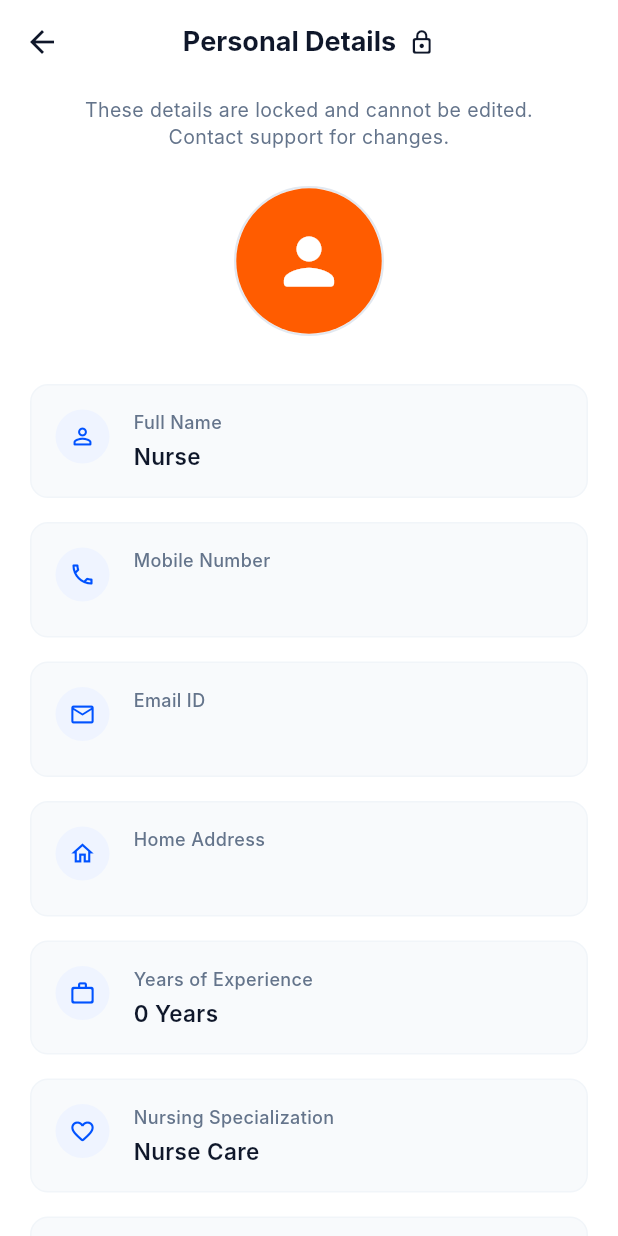
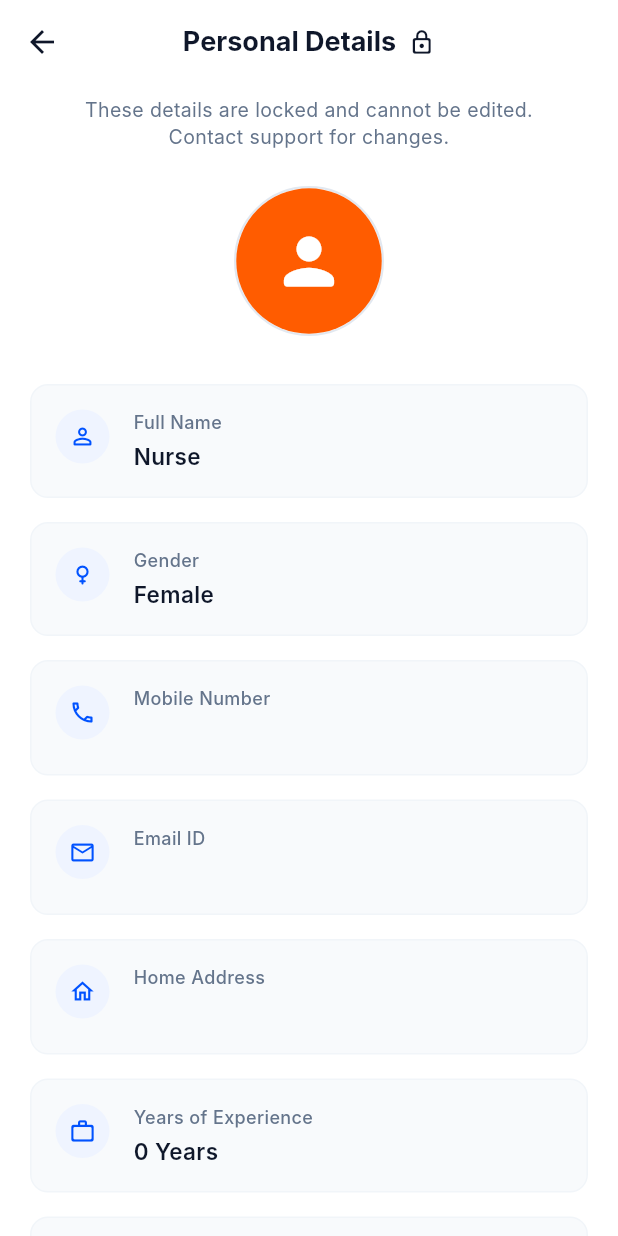
Before and after one commit to chandu0536/howpa, a Flutter app: the PersonalDetailsScreen screen opened by its route, on a phone screen of 412 x 824 dp. Run offline on Flutter 3.47's test engine with Material 3 defaults, Android fonts, the phone set to English and light mode, and no system bars; our stand-ins replace audioplayers, equatable, file_picker, flutter_bloc, geolocator, google_maps_flutter and 2 more; accounts and stored records are empty; network calls fail; Roboto replaces fonts that are missing (Inter).

Commit message:
Add Gender and Date of Birth to Personal Details screen

```diff
--- a/lib/features/profile/presentation/screens/personal_details_screen.dart
+++ b/lib/features/profile/presentation/screens/personal_details_screen.dart
@@ -117,6 +117,19 @@ class _PersonalDetailsScreenState extends State<PersonalDetailsScreen> {
                         icon: Icons.person_outline_rounded,
                       ),
                       _buildDetailCard(
+                        title: 'Gender',
+                        value: profile.gender.isNotEmpty ? profile.gender : 'Female',
+                        icon: (profile.gender.trim().toLowerCase() == 'male' || profile.gender.trim().toLowerCase() == 'm')
+                            ? Icons.male_rounded
+                            : Icons.female_rounded,
+                      ),
+                      if (profile.dob.trim().isNotEmpty)
+                        _buildDetailCard(
+                          title: 'Date of Birth',
+                          value: profile.dob,
+                          icon: Icons.calendar_today_outlined,
+                        ),
+                      _buildDetailCard(
                         title: 'Mobile Number',
                         value: profile.phoneNumber,
                         icon: Icons.phone_outlined,
```
